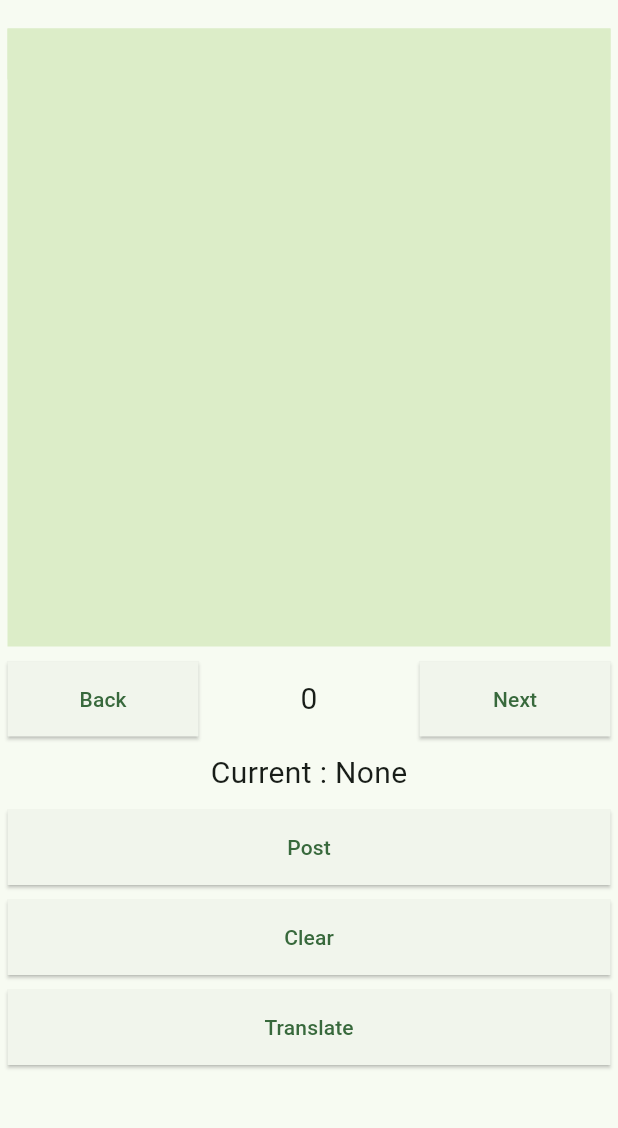
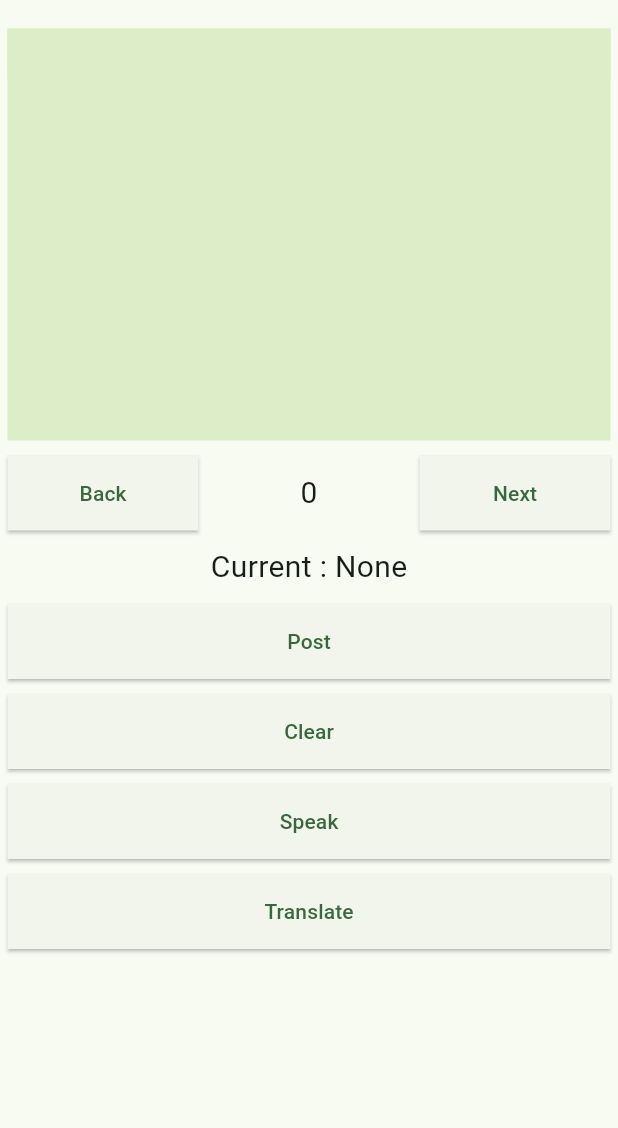
Before and after one commit to mohanavel15/RefreshableBrailleDisplay, a Flutter app: the TextToBraille screen opened directly, on a phone screen of 412 x 824 dp, the part 63-1191 px from its top. Run offline on Flutter 3.47's test engine with Material 3 defaults, Android fonts, the phone set to English and light mode, and no system bars; our stand-ins replace dio, file_picker, flutter_tts.

Commit message:
implemented text to speech functionality to the app

```diff
--- a/app/lib/text_to_braille.dart
+++ b/app/lib/text_to_braille.dart
@@ -2,6 +2,7 @@ import 'package:app/server.dart';
 import 'package:app/translator.dart';
 import 'package:flutter/material.dart';
 import 'package:dio/dio.dart';
+import 'package:flutter_tts/flutter_tts.dart';
 
 class TextToBraille extends StatefulWidget {
   final String text;
@@ -14,12 +15,26 @@ class TextToBraille extends StatefulWidget {
 
 class _TextToBrailleState extends State<TextToBraille> {
   final TextEditingController _textController = TextEditingController();
+  final FlutterTts flutterTts = FlutterTts();
+  bool _isPlaying = false;
+
   int _currentIndex = 0;
 
   @override
   void initState() {
     super.initState();
     _textController.text = widget.text;
+    flutterTts.setLanguage("ta-IN");
+    flutterTts.setSpeechRate(0.5);
+    setState(() {
+      _isPlaying = false;
+    });
+
+    flutterTts.setCompletionHandler(() {
+      setState(() {
+        _isPlaying = false;
+      });
+    });
   }
 
   @override
@@ -78,7 +93,7 @@ class _TextToBrailleState extends State<TextToBraille> {
           Padding(
             padding: const EdgeInsets.all(5.0),
             child: Container(
-              height: MediaQuery.of(context).size.height / 2,
+              height: MediaQuery.of(context).size.height / 3,
               color: Colors.lightGreen.shade100,
               child: TextField(
                 controller: _textController,
@@ -180,6 +195,41 @@ class _TextToBrailleState extends State<TextToBraille> {
               child: const Text('Clear'),
             ),
           ),
+          !_isPlaying ? Padding(
+            padding: const EdgeInsets.all(5.0),
+            child: ElevatedButton(
+              onPressed: () async{
+                await flutterTts.speak(_textController.text);
+                setState(() {
+                  _isPlaying = true;
+                });
+              },
+              style: ElevatedButton.styleFrom(
+                shape: const RoundedRectangleBorder(
+                  borderRadius: BorderRadius.zero,
+                ),
+                minimumSize: Size(MediaQuery.of(context).size.width - 5, 50),
+              ),
+              child: const Text('Speak'),
+            ),
+          ) : Padding(
+            padding: const EdgeInsets.all(5.0),
+            child: ElevatedButton(
+              onPressed: () async {
+                await flutterTts.stop();
+                setState(() {
+                  _isPlaying = false;
+                });
+              },
+              style: ElevatedButton.styleFrom(
+                shape: const RoundedRectangleBorder(
+                  borderRadius: BorderRadius.zero,
+                ),
+                minimumSize: Size(MediaQuery.of(context).size.width - 5, 50),
+              ),
+              child: const Text('Stop'),
+            ),
+          ),
           Padding(
             padding: const EdgeInsets.all(5.0),
             child: ElevatedButton(
```
Also changed, not shown: 1 other file.
